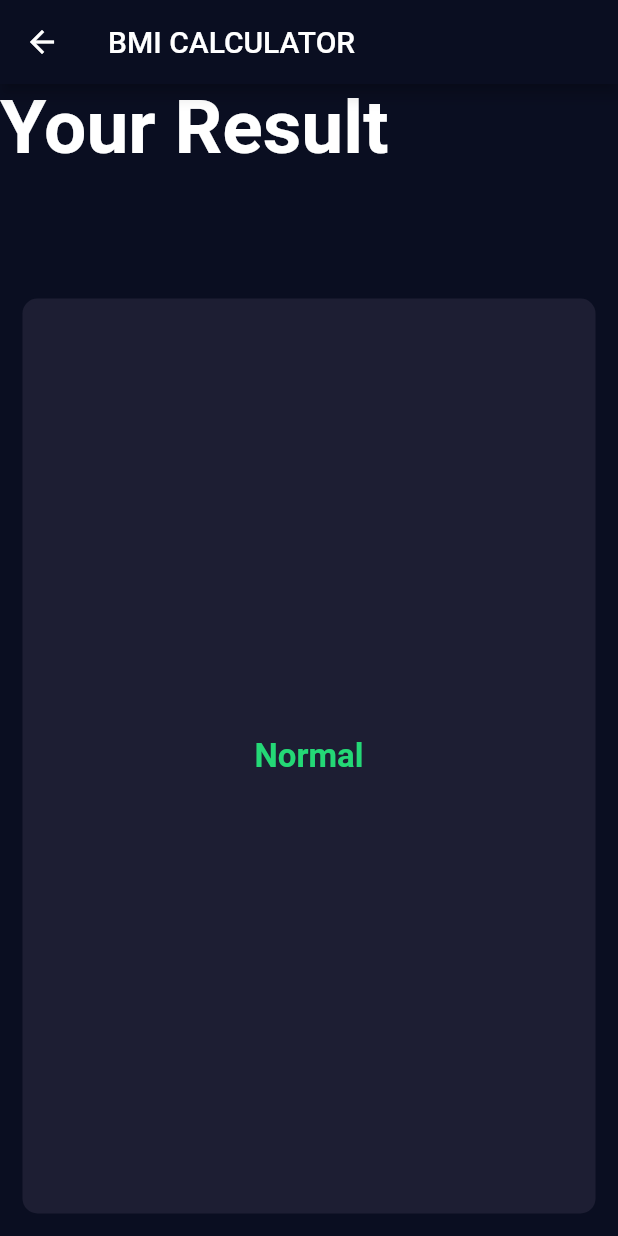
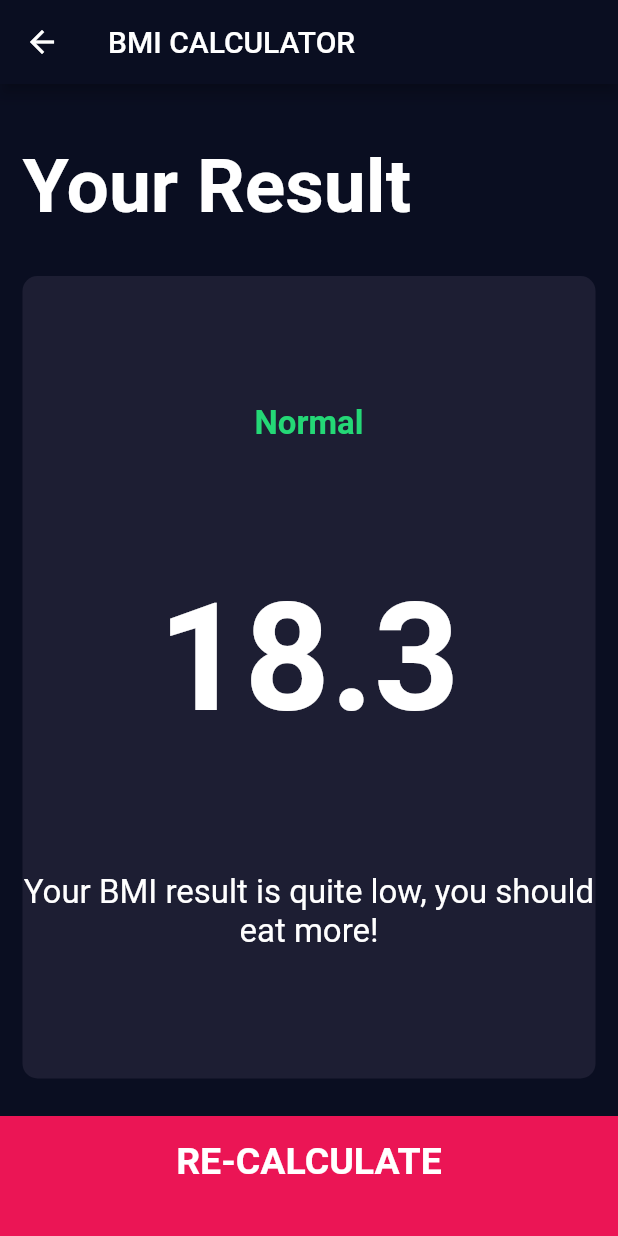
Before and after one commit to Nobi1202/BMI-Calculator, a Flutter app: the ResultsPage screen opened directly, on a phone screen of 412 x 824 dp. Run offline on Flutter 3.47's test engine with Material 2 defaults, Android fonts, the phone set to English and light mode, and no system bars; our stand-ins replace font_awesome_flutter.

Commit message:
update:full  BMI Calculator page

```diff
--- a/lib/components/text_style.dart
+++ b/lib/components/text_style.dart
@@ -32,3 +32,7 @@ const kBMITextStyle = TextStyle(
   fontSize: 100,
   fontWeight: FontWeight.bold,
 );
+
+const kBodyTextStyle = TextStyle(
+  fontSize: 22,
+);
--- a/lib/pages/input_page.dart
+++ b/lib/pages/input_page.dart
@@ -1,8 +1,8 @@
 import 'package:bmi_calculator/components/color.dart';
 import 'package:bmi_calculator/components/enum.dart';
-import 'package:bmi_calculator/components/height.dart';
 import 'package:bmi_calculator/components/text_style.dart';
 import 'package:bmi_calculator/pages/results_page.dart';
+import 'package:bmi_calculator/widgets/bottom_button.dart';
 import 'package:bmi_calculator/widgets/reusable_card.dart';
 import 'package:bmi_calculator/widgets/icon_content_widget.dart';
 import 'package:bmi_calculator/widgets/round_icon_button.dart';
@@ -219,28 +219,16 @@ class _InputPageState extends State<InputPage> {
               ],
             ),
           ),
-          GestureDetector(
+          BottomButton(
+            buttonTitle: "BMI CALCULATOR",
             onTap: () {
               Navigator.push(
                 context,
                 MaterialPageRoute(
-                  builder: (context) => const ResultsPage(),
+                  builder: (ctx) => const ResultsPage(),
                 ),
               );
             },
-            child: Container(
-              padding: const EdgeInsets.only(bottom: 20),
-              color: AppColor.wPink300,
-              margin: const EdgeInsets.only(top: 10),
-              height: Height.bottomContainerHeight,
-              width: double.infinity,
-              child: const Center(
-                child: Text(
-                  "CALCULATE",
-                  style: kLargeButtonTextStyle,
-                ),
-              ),
-            ),
           ),
         ],
       ),
--- a/lib/pages/results_page.dart
+++ b/lib/pages/results_page.dart
@@ -1,5 +1,6 @@
 import 'package:bmi_calculator/components/color.dart';
 import 'package:bmi_calculator/components/text_style.dart';
+import 'package:bmi_calculator/widgets/bottom_button.dart';
 import 'package:bmi_calculator/widgets/reusable_card.dart';
 import 'package:flutter/material.dart';
 
@@ -16,10 +17,14 @@ class ResultsPage extends StatelessWidget {
         mainAxisAlignment: MainAxisAlignment.spaceEvenly,
         crossAxisAlignment: CrossAxisAlignment.stretch,
         children: [
-          const Expanded(
-            child: Text(
-              "Your Result",
-              style: kTitleTextStyle,
+          Expanded(
+            child: Container(
+              padding: const EdgeInsets.all(15),
+              alignment: Alignment.bottomLeft,
+              child: const Text(
+                "Your Result",
+                style: kTitleTextStyle,
+              ),
             ),
           ),
           Expanded(
@@ -34,9 +39,24 @@ class ResultsPage extends StatelessWidget {
                       "Normal",
                       style: kResultTextStyle,
                     ),
+                    Text(
+                      "18.3",
+                      style: kBMITextStyle,
+                    ),
+                    Text(
+                      "Your BMI result is quite low, you should eat more!",
+                      style: kBodyTextStyle,
+                      textAlign: TextAlign.center,
+                    ),
                   ],
                 ),
                 color: AppColor.activeColor),
+          ),
+          BottomButton(
+            buttonTitle: "RE-CALCULATE",
+            onTap: () {
+              Navigator.pop(context);
+            },
           ),
         ],
       ),
--- /dev/null
+++ b/lib/widgets/bottom_button.dart
@@ -0,0 +1,32 @@
+import 'package:bmi_calculator/components/color.dart';
+import 'package:bmi_calculator/components/height.dart';
+import 'package:bmi_calculator/components/text_style.dart';
+import 'package:flutter/material.dart';
+
+class BottomButton extends StatelessWidget {
+  const BottomButton({required this.onTap, required this.buttonTitle, Key? key})
+      : super(key: key);
+
+  final VoidCallback onTap;
+  final String buttonTitle;
+
+  @override
+  Widget build(BuildContext context) {
+    return GestureDetector(
+      onTap: onTap,
+      child: Container(
+        padding: const EdgeInsets.only(bottom: 20),
+        color: AppColor.wPink300,
+        margin: const EdgeInsets.only(top: 10),
+        height: Height.bottomContainerHeight,
+        width: double.infinity,
+        child: Center(
+          child: Text(
+            buttonTitle,
+            style: kLargeButtonTextStyle,
+          ),
+        ),
+      ),
+    );
+  }
+}
```
